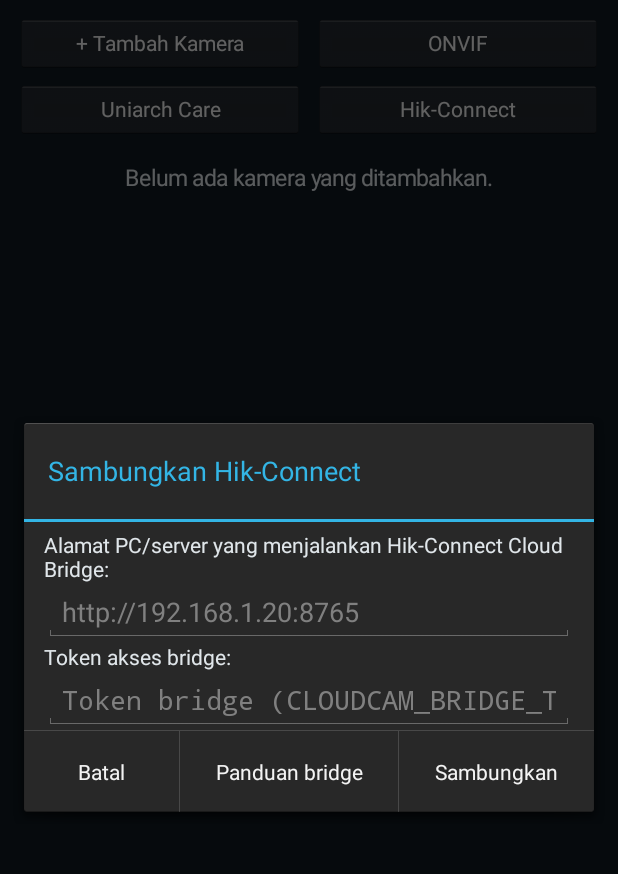
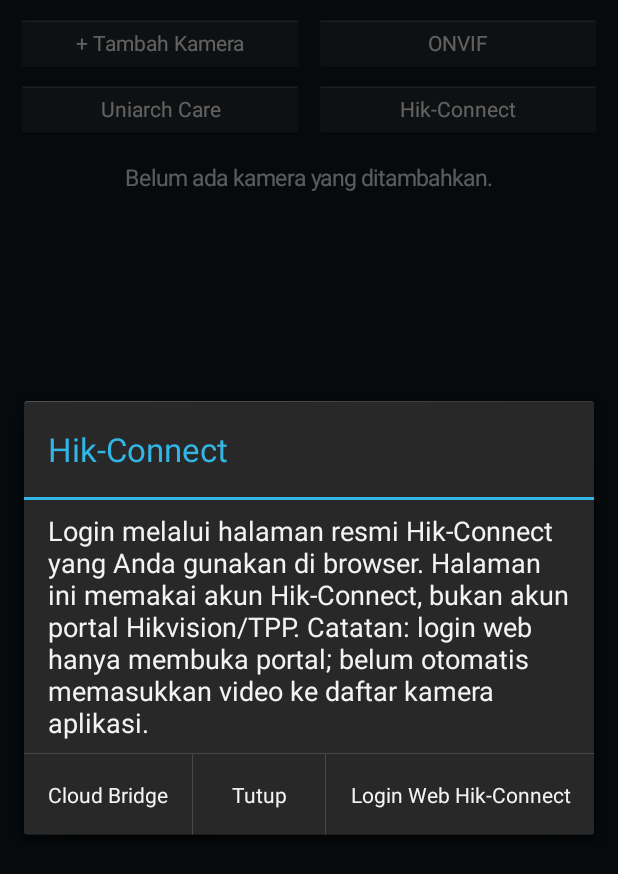
Before and after one commit to untuksrt5git/cctvall, an Android app: the screen it shows after launch (MainActivity), after a tap on "Hik-Connect", on a phone screen of 412 x 824 dp. Shown: the top 874 px of the screen. Run offline under Robolectric (Android 15) with nearby library versions, the phone set to English and light mode, and no system bars; libraries missing offline, so code that uses them is left out: com.google.android.exoplayer2.

Commit message:
Use correct Hik-Connect portal and separate optional bridge

```diff
--- a/app/src/main/java/id/cctvall/app/MainActivity.kt
+++ b/app/src/main/java/id/cctvall/app/MainActivity.kt
@@ -97,6 +97,20 @@ class MainActivity : Activity() {
     }
 
     private fun showHikConnectInfo() {
+        AlertDialog.Builder(this)
+            .setTitle("Hik-Connect")
+            .setMessage("Login melalui halaman resmi Hik-Connect yang Anda gunakan di browser. Halaman ini memakai akun Hik-Connect, bukan akun portal Hikvision/TPP. Catatan: login web hanya membuka portal; belum otomatis memasukkan video ke daftar kamera aplikasi.")
+            .setPositiveButton("Login Web Hik-Connect") { _, _ ->
+                startActivity(Intent(this, HikConnectWebActivity::class.java))
+            }
+            .setNegativeButton("Cloud Bridge") { _, _ ->
+                showHikBridgeDialog()
+            }
+            .setNeutralButton("Tutup", null)
+            .show()
+    }
+
+    private fun showHikBridgeDialog() {
         val prefs = getSharedPreferences("hik_bridge", MODE_PRIVATE)
         val panel = LinearLayout(this).apply {
             orientation = LinearLayout.VERTICAL
```
